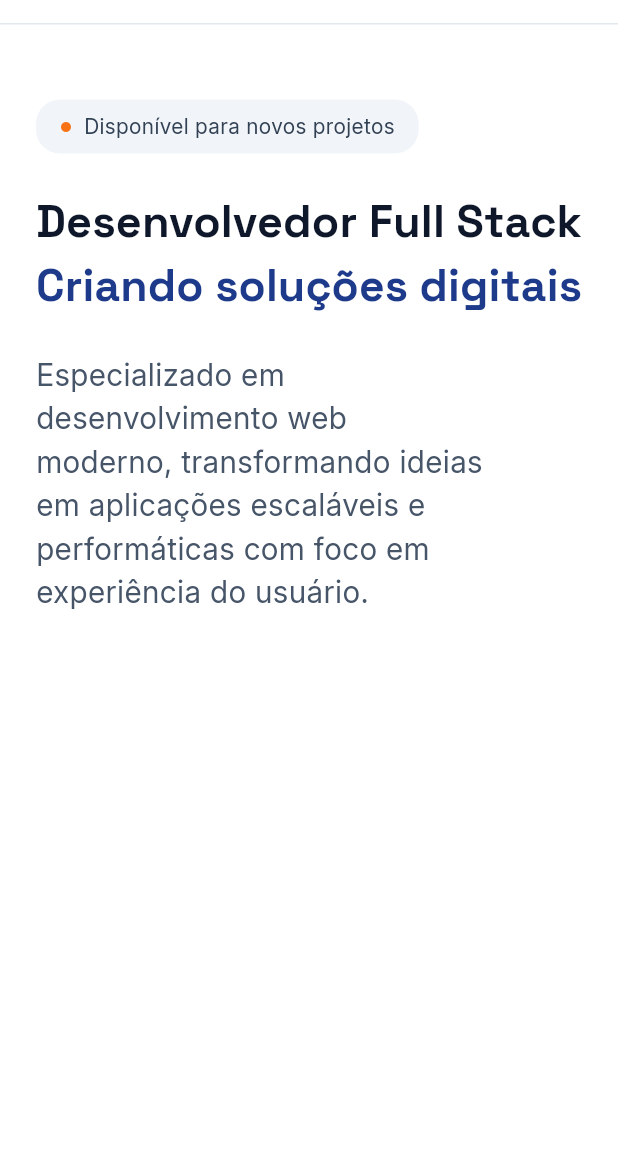
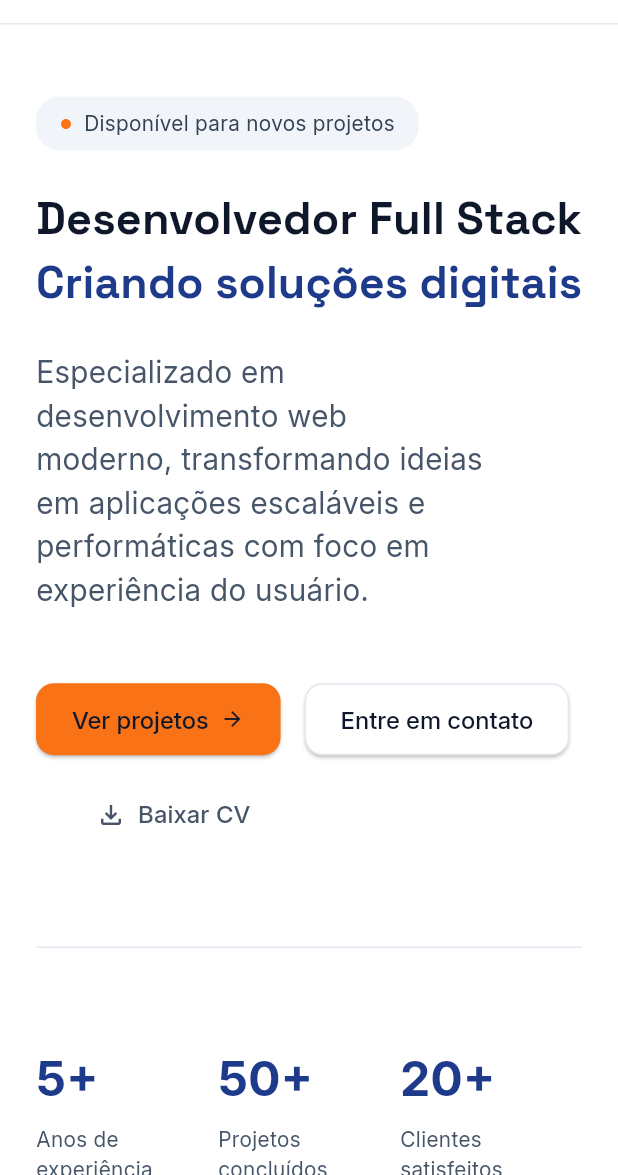
Before and after one commit to davicezarborgesdeveloper/nexus_core, a Flutter app: the screen it shows after launch, on a phone screen of 412 x 824 dp, the part 61-1236 px from its top. Run offline on Flutter 3.47's test engine with Material 3 defaults, Android fonts, the phone set to English and light mode, and no system bars; our stand-ins replace flutter_svg.

Commit message:
feat:home

```diff
--- a/lib/src/core/resources/font_manager.dart
+++ b/lib/src/core/resources/font_manager.dart
@@ -24,5 +24,6 @@ class FontSize {
   static const double s17 = 17.0;
   static const double s18 = 18.0;
   static const double s20 = 20.0;
-  static const double s80 = 80.0;
+  static const double s32 = 32.0;
+  static const double s72 = 72.0;
 }
--- a/lib/src/features/portfolio/pages/home/home_page.dart
+++ b/lib/src/features/portfolio/pages/home/home_page.dart
@@ -4,6 +4,9 @@ import 'package:nexus_core/src/core/resources/font_manager.dart';
 import 'package:nexus_core/src/core/resources/size_screen_manager.dart';
 import 'package:nexus_core/src/core/resources/style_manager.dart';
 import 'package:nexus_core/src/features/portfolio/models/menu_item.dart';
+import 'package:nexus_core/src/features/portfolio/pages/home/widgets/action_buttons.dart';
+
+import 'widgets/kpi_metric.dart';
 
 class HomePage extends StatefulWidget {
   final MenuItem menu;
@@ -28,7 +31,7 @@ class _HomePageState extends State<HomePage> {
       child: Column(
         crossAxisAlignment: CrossAxisAlignment.start,
         children: [
-          const SizedBox(height: 50),
+          SizedBox(height: context.isMobile ? 48 : 100),
           Container(
             padding: const EdgeInsetsGeometry.symmetric(
               horizontal: 16,
@@ -62,7 +65,7 @@ class _HomePageState extends State<HomePage> {
               maxLines: context.screenWidth < 540 ? 2 : 1,
               style: getBoldStyle(
                 color: ColorManager.textPrimary,
-                fontSize: FontSize.s80,
+                fontSize: FontSize.s72,
               ).spaceGrotesk,
             ),
           ),
@@ -74,7 +77,7 @@ class _HomePageState extends State<HomePage> {
               maxLines: context.screenWidth < 540 ? 2 : 1,
               style: getBoldStyle(
                 color: ColorManager.primary,
-                fontSize: FontSize.s80,
+                fontSize: FontSize.s72,
               ).spaceGrotesk,
             ),
           ),
@@ -89,6 +92,29 @@ class _HomePageState extends State<HomePage> {
               ).inter,
             ),
           ),
+          const SizedBox(height: 48),
+          const ActionButtons(),
+          Divider(
+            thickness: 1,
+            color: ColorManager.neutral.shade200,
+            height: 128,
+          ),
+          const Row(
+            mainAxisAlignment: MainAxisAlignment.spaceBetween,
+            mainAxisSize: MainAxisSize.max,
+            children: [
+              Expanded(
+                child: KpiMetric(value: '5+', label: 'Anos de experiência'),
+              ),
+              Expanded(
+                child: KpiMetric(value: '50+', label: 'Projetos concluídos'),
+              ),
+              Expanded(
+                child: KpiMetric(value: '20+', label: 'Clientes satisfeitos'),
+              ),
+            ],
+          ),
+          SizedBox(height: context.isMobile ? 48 : 100),
         ],
       ),
     );
--- /dev/null
+++ b/lib/src/features/portfolio/pages/home/widgets/action_buttons.dart
@@ -0,0 +1,108 @@
+import 'package:flutter/material.dart';
+import 'package:nexus_core/src/core/resources/font_manager.dart' show FontSize;
+
+import '../../../../../core/resources/color_manager.dart';
+import '../../../../../core/resources/style_manager.dart';
+
+class ActionButtons extends StatelessWidget {
+  const ActionButtons({super.key});
+
+  @override
+  Widget build(BuildContext context) {
+    return Wrap(
+      runSpacing: 16,
+      children: [
+        SizedBox(
+          height: 48,
+          child: ElevatedButton(
+            onPressed: () {},
+            style: ElevatedButton.styleFrom(
+              backgroundColor: ColorManager.accent,
+              padding: const EdgeInsets.symmetric(horizontal: 24, vertical: 12),
+              shape: RoundedRectangleBorder(
+                borderRadius: BorderRadius.circular(12),
+              ),
+            ),
+            child: Row(
+              mainAxisSize: MainAxisSize.min,
+              children: [
+                Text(
+                  'Ver projetos',
+                  style: getMediumStyle(
+                    color: ColorManager.neutral.shade900,
+                    fontSize: FontSize.s16,
+                  ).inter,
+                ),
+                const SizedBox(width: 8),
+                Icon(
+                  Icons.arrow_forward,
+                  size: 16,
+                  color: ColorManager.neutral.shade900,
+                ),
+              ],
+            ),
+          ),
+        ),
+        const SizedBox(width: 16),
+        SizedBox(
+          height: 48,
+          child: ElevatedButton(
+            onPressed: () {},
+            style: ElevatedButton.styleFrom(
+              backgroundColor: ColorManager.background,
+              padding: const EdgeInsets.symmetric(horizontal: 24, vertical: 12),
+              shape: RoundedRectangleBorder(
+                side: BorderSide(
+                  color: ColorManager.neutral.shade200, // cor da borda
+                  width: 1, // espessura da borda
+                ),
+                borderRadius: BorderRadius.circular(12),
+              ),
+            ),
+            child: Text(
+              'Entre em contato',
+              style: getMediumStyle(
+                color: ColorManager.neutral.shade900,
+                fontSize: FontSize.s16,
+              ).inter,
+            ),
+          ),
+        ),
+        const SizedBox(width: 16),
+        SizedBox(
+          height: 48,
+          child: TextButton(
+            onPressed: () {},
+            style: TextButton.styleFrom(
+              backgroundColor: ColorManager.background,
+              elevation: 0,
+              padding: const EdgeInsets.symmetric(horizontal: 24, vertical: 12),
+              shape: RoundedRectangleBorder(
+                borderRadius: BorderRadius.circular(12),
+              ),
+            ),
+            child: Row(
+              mainAxisSize: MainAxisSize.min,
+              children: [
+                Icon(
+                  Icons.file_download_outlined,
+                  size: 20,
+                  color: ColorManager.neutral.shade600,
+                ),
+                const SizedBox(width: 8),
+
+                Text(
+                  'Baixar CV',
+                  style: getMediumStyle(
+                    color: ColorManager.neutral.shade600,
+                    fontSize: FontSize.s16,
+                  ).inter,
+                ),
+              ],
+            ),
+          ),
+        ),
+      ],
+    );
+  }
+}
--- /dev/null
+++ b/lib/src/features/portfolio/pages/home/widgets/kpi_metric.dart
@@ -0,0 +1,37 @@
+import 'package:flutter/material.dart';
+
+import '../../../../../core/resources/color_manager.dart';
+import '../../../../../core/resources/font_manager.dart';
+import '../../../../../core/resources/size_screen_manager.dart';
+import '../../../../../core/resources/style_manager.dart';
+
+class KpiMetric extends StatelessWidget {
+  final String value;
+  final String label;
+  const KpiMetric({required this.value, required this.label, super.key});
+
+  @override
+  Widget build(BuildContext context) {
+    return Column(
+      crossAxisAlignment: CrossAxisAlignment.start,
+      children: [
+        Text(
+          value,
+          style: getBoldStyle(
+            color: ColorManager.primary,
+            fontSize: FontSize.s32,
+          ).inter,
+        ),
+        const SizedBox(height: 8),
+        Text(
+          label,
+          maxLines: context.isMobile ? 2 : 1,
+          style: getRegularStyle(
+            color: ColorManager.neutral.shade600,
+            fontSize: FontSize.s14,
+          ).inter,
+        ),
+      ],
+    );
+  }
+}
--- a/lib/src/features/portfolio/pages/main/widgets/app_bar_nexus_core.dart
+++ b/lib/src/features/portfolio/pages/main/widgets/app_bar_nexus_core.dart
@@ -25,6 +25,7 @@ class AppBarNexusCore extends StatelessWidget implements PreferredSizeWidget {
   Widget build(BuildContext context) {
     return AppBar(
       backgroundColor: ColorManager.background,
+      scrolledUnderElevation: 0,
       automaticallyImplyLeading: false,
       titleSpacing: 0,
       centerTitle: true,
```
